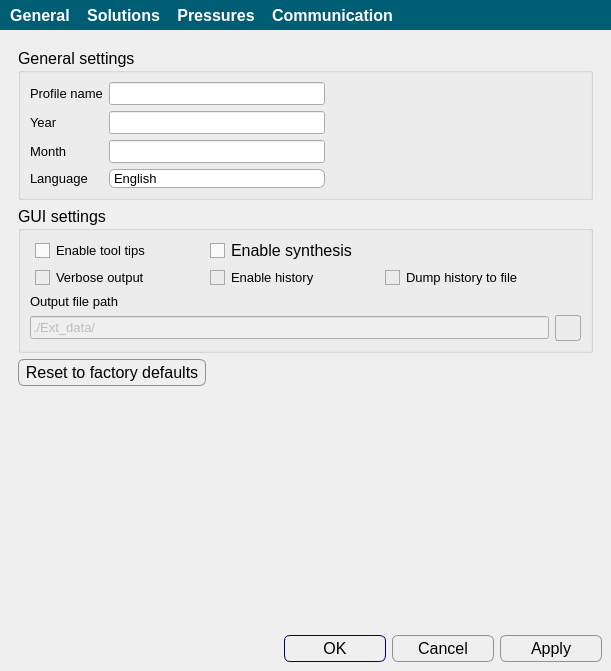
Before: the Qt Designer form apps/Lab-on-a-tip/tools.ui in bellonemauro/Labonatip2.0, drawn with Qt 5.
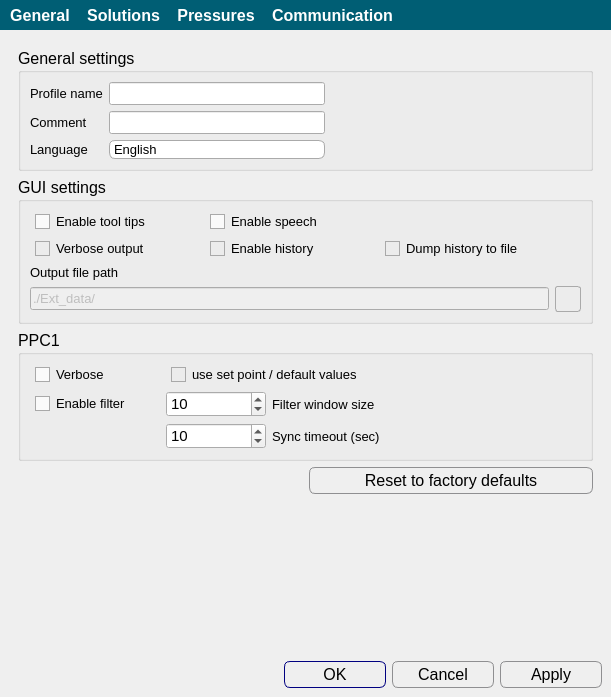
After: the same form once the commit is applied. Icons and pictures are not drawn.

```diff
--- a/apps/Lab-on-a-tip/tools.ui
+++ b/apps/Lab-on-a-tip/tools.ui
@@ -7,7 +7,7 @@
     <x>0</x>
     <y>0</y>
     <width>611</width>
-    <height>671</height>
+    <height>697</height>
    </rect>
   </property>
   <property name="windowTitle">
@@ -156,67 +156,214 @@
         <string notr="true"/>
        </property>
        <layout class="QGridLayout" name="gridLayout_6">
-        <item row="2" column="0">
-         <widget class="QPushButton" name="pushButton_toDefault">
+        <item row="0" column="0" colspan="2">
+         <widget class="QGroupBox" name="groupBox_generalSettings">
+          <property name="minimumSize">
+           <size>
+            <width>0</width>
+            <height>100</height>
+           </size>
+          </property>
           <property name="font">
            <font>
-            <pointsize>-1</pointsize>
+            <pointsize>12</pointsize>
+            <weight>50</weight>
+            <bold>false</bold>
            </font>
           </property>
-          <property name="toolTip">
-           <string>&lt;html&gt;&lt;head/&gt;&lt;body&gt;&lt;p&gt;Reset settings to default values&lt;/p&gt;&lt;/body&gt;&lt;/html&gt;</string>
-          </property>
           <property name="styleSheet">
-           <string notr="true"> QPushButton {
-     border: 1px solid #8f8f91;
-     border-radius: 6px;
-     height: 25px;
-     font-size: 16px;
-     background-color: qlineargradient(x1: 0, y1: 0, x2: 0, y2: 1,
+           <string notr="true"/>
+          </property>
+          <property name="title">
+           <string>General settings</string>
+          </property>
+          <layout class="QGridLayout" name="gridLayout_13">
+           <item row="0" column="0">
+            <widget class="QLabel" name="label_17">
+             <property name="font">
+              <font>
+               <pointsize>10</pointsize>
+              </font>
+             </property>
+             <property name="text">
+              <string>Profile name</string>
+             </property>
+            </widget>
+           </item>
+           <item row="0" column="1">
+            <widget class="QLineEdit" name="lineEdit_userName">
+             <property name="font">
+              <font>
+               <pointsize>10</pointsize>
+              </font>
+             </property>
+             <property name="accessibleName">
+              <string/>
+             </property>
+             <property name="accessibleDescription">
+              <string/>
+             </property>
+             <property name="text">
+              <string notr="true"/>
+             </property>
+            </widget>
+           </item>
+           <item row="2" column="0">
+            <widget class="QLabel" name="label_15">
+             <property name="font">
+              <font>
+               <pointsize>10</pointsize>
+              </font>
+             </property>
+             <property name="text">
+              <string>Language</string>
+             </property>
+            </widget>
+           </item>
+           <item row="0" column="2" colspan="2">
+            <spacer name="horizontalSpacer_5">
+             <property name="orientation">
+              <enum>Qt::Horizontal</enum>
+             </property>
+             <property name="sizeHint" stdset="0">
+              <size>
+               <width>250</width>
+               <height>20</height>
+              </size>
+             </property>
+            </spacer>
+           </item>
+           <item row="1" column="0">
+            <widget class="QLabel" name="label_19">
+             <property name="font">
+              <font>
+               <pointsize>10</pointsize>
+              </font>
+             </property>
+             <property name="text">
+              <string>Comment</string>
+             </property>
+            </widget>
+           </item>
+           <item row="2" column="1">
+            <widget class="QComboBox" name="comboBox_language">
+             <property name="sizePolicy">
+              <sizepolicy hsizetype="Preferred" vsizetype="Preferred">
+               <horstretch>0</horstretch>
+               <verstretch>0</verstretch>
+              </sizepolicy>
+             </property>
+             <property name="font">
+              <font>
+               <pointsize>10</pointsize>
+              </font>
+             </property>
+             <property name="styleSheet">
+              <string notr="true">QComboBox {
+    border: 1px solid gray;
+    border-radius: 6px;
+	border-color: rgb(170, 170, 170);
+    min-width: 6em;
+	background-color: qlineargradient(x1: 0, y1: 0, x2: 0, y2: 1,
                                        stop: 0 #f6f7fa, stop: 1 #dadbde);
+}
 
- }
-
-
- QPushButton:focus:pressed {
-     background-color: qlineargradient(x1: 0, y1: 0, x2: 0, y2: 1,
-                                       stop: 0 #F0F0FF, stop: 1 #f6f7fa);
- }
-
- QPushButton:hover {
-     background-color: qlineargradient(x1: 0, y1: 0, x2: 0, y2: 1,
+QComboBox:hover{
+  background-color: qlineargradient(x1: 0, y1: 0, x2: 0, y2: 1,
                                        stop: 0 #f6f7fa, stop: 1 #F0F0FF);
  }
 
-QPushButton:disabled{ background-color: #CCCCCC; }
+QComboBox::drop-down {
+    subcontrol-origin: padding;
+    subcontrol-position: top right;
+    width: 20px;
+    border-style:solid;
+    border-left-color: darkgray;
+    border-left-style: solid; /* just a single line */
+    border-top-right-radius: 3px; /* same radius as the QComboBox */
+    border-bottom-right-radius: 3px;
+}
 
- QPushButton:flat {
-     border: none; /* no border for a flat push button */
- }
+QComboBox::down-arrow {
+    image: url(:/icons/comboDown.png);
+    width: 15px;
+}
 
- QPushButton:default {
-     border-color: navy; /* make the default button prominent */
- }</string>
-          </property>
-          <property name="text">
-           <string>Reset to factory defaults</string>
-          </property>
+QComboBox::down-arrow:on { /* shift the arrow when popup is open */
+    top: 1px;
+    left: 1px;
+}
+</string>
+             </property>
+             <property name="currentText">
+              <string notr="true">English</string>
+             </property>
+             <property name="currentIndex">
+              <number>1</number>
+             </property>
+             <property name="iconSize">
+              <size>
+               <width>40</width>
+               <height>20</height>
+              </size>
+             </property>
+             <item>
+              <property name="text">
+               <string>Chinese</string>
+              </property>
+              <property name="icon">
+               <iconset resource="resources.qrc">
+                <normaloff>:/icons/chinese.png</normaloff>:/icons/chinese.png</iconset>
+              </property>
+             </item>
+             <item>
+              <property name="text">
+               <string>English</string>
+              </property>
+              <property name="icon">
+               <iconset resource="resources.qrc">
+                <normaloff>:/icons/english.png</normaloff>:/icons/english.png</iconset>
+              </property>
+             </item>
+             <item>
+              <property name="text">
+               <string>Italiano</string>
+              </property>
+              <property name="icon">
+               <iconset resource="resources.qrc">
+                <normaloff>:/icons/italiano.png</normaloff>:/icons/italiano.png</iconset>
+              </property>
+             </item>
+             <item>
+              <property name="text">
+               <string>Svenska</string>
+              </property>
+              <property name="icon">
+               <iconset resource="resources.qrc">
+                <normaloff>:/icons/svenska.png</normaloff>:/icons/svenska.png</iconset>
+              </property>
+             </item>
+            </widget>
+           </item>
+           <item row="1" column="1">
+            <widget class="QLineEdit" name="lineEdit_comment">
+             <property name="font">
+              <font>
+               <pointsize>10</pointsize>
+              </font>
+             </property>
+             <property name="accessibleDescription">
+              <string/>
+             </property>
+             <property name="text">
+              <string notr="true"/>
+             </property>
+            </widget>
+           </item>
+          </layout>
          </widget>
         </item>
-        <item row="3" column="2">
-         <spacer name="verticalSpacer_4">
-          <property name="orientation">
-           <enum>Qt::Vertical</enum>
-          </property>
-          <property name="sizeHint" stdset="0">
-           <size>
-            <width>20</width>
-            <height>40</height>
-           </size>
-          </property>
-         </spacer>
-        </item>
-        <item row="1" column="0" colspan="3">
+        <item row="1" column="0" colspan="2">
          <widget class="QGroupBox" name="groupBox_GUISettings">
           <property name="enabled">
            <bool>true</bool>
@@ -377,16 +524,24 @@
            </item>
            <item row="0" column="1">
             <widget class="QCheckBox" name="checkBox_enableSynthesis">
+             <property name="font">
+              <font>
+               <pointsize>10</pointsize>
+              </font>
+             </property>
              <property name="text">
-              <string>Enable synthesis</string>
+              <string>Enable speech</string>
              </property>
             </widget>
            </item>
           </layout>
          </widget>
         </item>
-        <item row="0" column="0" colspan="3">
-         <widget class="QGroupBox" name="groupBox_generalSettings">
+        <item row="2" column="0" colspan="2">
+         <widget class="QGroupBox" name="groupBox_GUISettings_2">
+          <property name="enabled">
+           <bool>true</bool>
+          </property>
           <property name="minimumSize">
            <size>
             <width>0</width>
@@ -396,229 +551,204 @@
           <property name="font">
            <font>
             <pointsize>12</pointsize>
-            <weight>50</weight>
-            <bold>false</bold>
            </font>
           </property>
-          <property name="styleSheet">
-           <string notr="true"/>
-          </property>
           <property name="title">
-           <string>General settings</string>
+           <string>PPC1</string>
           </property>
-          <layout class="QGridLayout" name="gridLayout_13">
+          <layout class="QGridLayout" name="gridLayout_7">
            <item row="0" column="0">
-            <widget class="QLabel" name="label_17">
+            <widget class="QCheckBox" name="checkBox_enablePPC1verboseOut">
              <property name="font">
               <font>
                <pointsize>10</pointsize>
               </font>
              </property>
              <property name="text">
-              <string>Profile name</string>
+              <string>Verbose</string>
              </property>
             </widget>
            </item>
-           <item row="0" column="2" colspan="2">
-            <spacer name="horizontalSpacer_5">
-             <property name="orientation">
-              <enum>Qt::Horizontal</enum>
-             </property>
-             <property name="sizeHint" stdset="0">
-              <size>
-               <width>250</width>
-               <height>20</height>
-              </size>
-             </property>
-            </spacer>
-           </item>
-           <item row="3" column="1">
-            <widget class="QComboBox" name="comboBox_language">
-             <property name="sizePolicy">
-              <sizepolicy hsizetype="Preferred" vsizetype="Preferred">
-               <horstretch>0</horstretch>
-               <verstretch>0</verstretch>
-              </sizepolicy>
-             </property>
+           <item row="0" column="1" colspan="2">
+            <widget class="QCheckBox" name="checkBox_useSetPoint">
              <property name="font">
               <font>
                <pointsize>10</pointsize>
               </font>
              </property>
-             <property name="styleSheet">
-              <string notr="true">QComboBox {
-    border: 1px solid gray;
-    border-radius: 6px;
-	border-color: rgb(170, 170, 170);
-    min-width: 6em;
-	background-color: qlineargradient(x1: 0, y1: 0, x2: 0, y2: 1,
-                                       stop: 0 #f6f7fa, stop: 1 #dadbde);
-}
-
-QComboBox:hover{
-  background-color: qlineargradient(x1: 0, y1: 0, x2: 0, y2: 1,
-                                       stop: 0 #f6f7fa, stop: 1 #F0F0FF);
- }
-
-QComboBox::drop-down {
-    subcontrol-origin: padding;
-    subcontrol-position: top right;
-    width: 20px;
-    border-style:solid;
-    border-left-color: darkgray;
-    border-left-style: solid; /* just a single line */
-    border-top-right-radius: 3px; /* same radius as the QComboBox */
-    border-bottom-right-radius: 3px;
-}
-
-QComboBox::down-arrow {
-    image: url(:/icons/comboDown.png);
-    width: 15px;
-}
-
-QComboBox::down-arrow:on { /* shift the arrow when popup is open */
-    top: 1px;
-    left: 1px;
-}
-</string>
+             <property name="text">
+              <string>use set point / default values</string>
              </property>
-             <property name="currentText">
-              <string notr="true">English</string>
+             <property name="checked">
+              <bool>true</bool>
              </property>
-             <property name="currentIndex">
-              <number>1</number>
-             </property>
-             <property name="iconSize">
+            </widget>
+           </item>
+           <item row="1" column="0">
+            <widget class="QCheckBox" name="checkBox_enablePPC1filter">
+             <property name="maximumSize">
               <size>
-               <width>40</width>
-               <height>20</height>
+               <width>130</width>
+               <height>16777215</height>
               </size>
              </property>
-             <item>
-              <property name="text">
-               <string>Chinese</string>
-              </property>
-              <property name="icon">
-               <iconset resource="resources.qrc">
-                <normaloff>:/icons/chinese.png</normaloff>:/icons/chinese.png</iconset>
-              </property>
-             </item>
-             <item>
-              <property name="text">
-               <string>English</string>
-              </property>
-              <property name="icon">
-               <iconset resource="resources.qrc">
-                <normaloff>:/icons/english.png</normaloff>:/icons/english.png</iconset>
-              </property>
-             </item>
-             <item>
-              <property name="text">
-               <string>Italiano</string>
-              </property>
-              <property name="icon">
-               <iconset resource="resources.qrc">
-                <normaloff>:/icons/italiano.png</normaloff>:/icons/italiano.png</iconset>
-              </property>
-             </item>
-             <item>
-              <property name="text">
-               <string>Svenska</string>
-              </property>
-              <property name="icon">
-               <iconset resource="resources.qrc">
-                <normaloff>:/icons/svenska.png</normaloff>:/icons/svenska.png</iconset>
-              </property>
-             </item>
-            </widget>
-           </item>
-           <item row="0" column="1">
-            <widget class="QLineEdit" name="lineEdit_userName">
              <property name="font">
               <font>
                <pointsize>10</pointsize>
               </font>
              </property>
-             <property name="accessibleName">
-              <string/>
-             </property>
-             <property name="accessibleDescription">
-              <string/>
-             </property>
              <property name="text">
-              <string notr="true"/>
+              <string>Enable filter</string>
              </property>
             </widget>
            </item>
            <item row="1" column="1">
-            <widget class="QLineEdit" name="lineEdit_year">
+            <widget class="QSpinBox" name="spinBox_PPC1filterSize">
+             <property name="maximumSize">
+              <size>
+               <width>100</width>
+               <height>16777215</height>
+              </size>
+             </property>
+             <property name="font">
+              <font>
+               <pointsize>11</pointsize>
+              </font>
+             </property>
+             <property name="minimum">
+              <number>1</number>
+             </property>
+             <property name="maximum">
+              <number>200</number>
+             </property>
+             <property name="value">
+              <number>10</number>
+             </property>
+            </widget>
+           </item>
+           <item row="1" column="2">
+            <widget class="QLabel" name="label_3">
              <property name="font">
               <font>
                <pointsize>10</pointsize>
               </font>
              </property>
-             <property name="accessibleDescription">
-              <string/>
-             </property>
              <property name="text">
-              <string notr="true"/>
+              <string>Filter window size</string>
              </property>
             </widget>
            </item>
            <item row="2" column="1">
-            <widget class="QLineEdit" name="lineEdit_month">
-             <property name="font">
-              <font>
-               <pointsize>10</pointsize>
-              </font>
+            <widget class="QSpinBox" name="spinBox_PPC1_sync_timeout">
+             <property name="maximumSize">
+              <size>
+               <width>100</width>
+               <height>16777215</height>
+              </size>
              </property>
-             <property name="accessibleDescription">
-              <string/>
-             </property>
-             <property name="text">
-              <string notr="true"/>
-             </property>
-            </widget>
-           </item>
-           <item row="2" column="0">
-            <widget class="QLabel" name="label_19">
              <property name="font">
               <font>
-               <pointsize>10</pointsize>
+               <pointsize>11</pointsize>
               </font>
              </property>
-             <property name="text">
-              <string>Month</string>
+             <property name="minimum">
+              <number>1</number>
              </property>
-            </widget>
-           </item>
-           <item row="1" column="0">
-            <widget class="QLabel" name="label_22">
-             <property name="font">
-              <font>
-               <pointsize>10</pointsize>
-              </font>
+             <property name="maximum">
+              <number>2000</number>
              </property>
-             <property name="text">
-              <string>Year</string>
+             <property name="value">
+              <number>10</number>
              </property>
             </widget>
            </item>
-           <item row="3" column="0">
-            <widget class="QLabel" name="label_15">
+           <item row="2" column="2">
+            <widget class="QLabel" name="label_38">
              <property name="font">
               <font>
                <pointsize>10</pointsize>
               </font>
              </property>
              <property name="text">
-              <string>Language</string>
+              <string>Sync timeout (sec)</string>
              </property>
             </widget>
            </item>
           </layout>
          </widget>
         </item>
+        <item row="4" column="1">
+         <spacer name="verticalSpacer_4">
+          <property name="orientation">
+           <enum>Qt::Vertical</enum>
+          </property>
+          <property name="sizeHint" stdset="0">
+           <size>
+            <width>20</width>
+            <height>10</height>
+           </size>
+          </property>
+         </spacer>
+        </item>
+        <item row="3" column="1">
+         <widget class="QPushButton" name="pushButton_toDefault">
+          <property name="minimumSize">
+           <size>
+            <width>0</width>
+            <height>0</height>
+           </size>
+          </property>
+          <property name="maximumSize">
+           <size>
+            <width>16777215</width>
+            <height>16777215</height>
+           </size>
+          </property>
+          <property name="font">
+           <font>
+            <pointsize>-1</pointsize>
+           </font>
+          </property>
+          <property name="toolTip">
+           <string>&lt;html&gt;&lt;head/&gt;&lt;body&gt;&lt;p&gt;Reset settings to default values&lt;/p&gt;&lt;/body&gt;&lt;/html&gt;</string>
+          </property>
+          <property name="styleSheet">
+           <string notr="true"> QPushButton {
+     border: 1px solid #8f8f91;
+     border-radius: 6px;
+     height: 25px;
+     font-size: 16px;
+     background-color: qlineargradient(x1: 0, y1: 0, x2: 0, y2: 1,
+                                       stop: 0 #f6f7fa, stop: 1 #dadbde);
+
+ }
+
+
+ QPushButton:focus:pressed {
+     background-color: qlineargradient(x1: 0, y1: 0, x2: 0, y2: 1,
+                                       stop: 0 #F0F0FF, stop: 1 #f6f7fa);
+ }
+
+ QPushButton:hover {
+     background-color: qlineargradient(x1: 0, y1: 0, x2: 0, y2: 1,
+                                       stop: 0 #f6f7fa, stop: 1 #F0F0FF);
+ }
+
+QPushButton:disabled{ background-color: #CCCCCC; }
+
+ QPushButton:flat {
+     border: none; /* no border for a flat push button */
+ }
+
+ QPushButton:default {
+     border-color: navy; /* make the default button prominent */
+ }</string>
+          </property>
+          <property name="text">
+           <string>Reset to factory defaults</string>
+          </property>
+         </widget>
+        </item>
        </layout>
       </widget>
       <widget class="QWidget" name="page_2">
@@ -1814,7 +1944,7 @@
       </widget>
       <widget class="QWidget" name="page">
        <layout class="QGridLayout" name="gridLayout_5">
-        <item row="4" column="2">
+        <item row="3" column="1">
          <spacer name="verticalSpacer_5">
           <property name="orientation">
            <enum>Qt::Vertical</enum>
@@ -1827,7 +1957,7 @@
           </property>
          </spacer>
         </item>
-        <item row="0" column="0" colspan="3">
+        <item row="0" column="0" colspan="2">
          <widget class="QGroupBox" name="groupBox_generalSettings_2">
           <property name="minimumSize">
            <size>
@@ -2659,7 +2789,7 @@
           </layout>
          </widget>
         </item>
-        <item row="1" column="0" rowspan="2" colspan="3">
+        <item row="1" column="0" rowspan="2" colspan="2">
          <widget class="QGroupBox" name="groupBox">
           <property name="minimumSize">
            <size>
@@ -2831,121 +2961,13 @@
           <zorder>label_23</zorder>
          </widget>
         </item>
-        <item row="3" column="0" colspan="3">
-         <widget class="QGroupBox" name="groupBox_GUISettings_2">
-          <property name="enabled">
-           <bool>true</bool>
-          </property>
-          <property name="minimumSize">
-           <size>
-            <width>0</width>
-            <height>100</height>
-           </size>
-          </property>
-          <property name="font">
-           <font>
-            <pointsize>12</pointsize>
-           </font>
-          </property>
-          <property name="title">
-           <string>PPC1</string>
-          </property>
-          <layout class="QGridLayout" name="gridLayout_7">
-           <item row="0" column="0">
-            <widget class="QCheckBox" name="checkBox_enablePPC1verboseOut">
-             <property name="font">
-              <font>
-               <pointsize>10</pointsize>
-              </font>
-             </property>
-             <property name="text">
-              <string>Verbose</string>
-             </property>
-            </widget>
-           </item>
-           <item row="1" column="0">
-            <widget class="QCheckBox" name="checkBox_enablePPC1filter">
-             <property name="maximumSize">
-              <size>
-               <width>130</width>
-               <height>16777215</height>
-              </size>
-             </property>
-             <property name="font">
-              <font>
-               <pointsize>10</pointsize>
-              </font>
-             </property>
-             <property name="text">
-              <string>Enable filter</string>
-             </property>
-            </widget>
-           </item>
-           <item row="1" column="2">
-            <widget class="QLabel" name="label_3">
-             <property name="font">
-              <font>
-               <pointsize>10</pointsize>
-              </font>
-             </property>
-             <property name="text">
-              <string>Filter window size</string>
-             </property>
-            </widget>
-           </item>
-           <item row="1" column="1">
-            <widget class="QSpinBox" name="spinBox_PPC1filterSize">
-             <property name="maximumSize">
-              <size>
-               <width>100</width>
-               <height>16777215</height>
-              </size>
-             </property>
-             <property name="font">
-              <font>
-               <pointsize>11</pointsize>
-              </font>
-             </property>
-             <property name="minimum">
-              <number>1</number>
-             </property>
-             <property name="maximum">
-              <number>200</number>
-             </property>
-             <property name="value">
-              <number>10</number>
-             </property>
-            </widget>
-           </item>
-           <item row="0" column="1" colspan="2">
-            <widget class="QCheckBox" name="checkBox_useSetPoint">
-             <property name="font">
-              <font>
-               <pointsize>10</pointsize>
-              </font>
-             </property>
-             <property name="text">
-              <string>use set point / default values</string>
-             </property>
-             <property name="checked">
-              <bool>true</bool>
-             </property>
-            </widget>
-           </item>
-          </layout>
-         </widget>
-        </item>
        </layout>
        <zorder>groupBox</zorder>
        <zorder>groupBox_generalSettings_2</zorder>
-       <zorder>groupBox_GUISettings_2</zorder>
       </widget>
       <widget class="QWidget" name="page_3">
-       <layout class="QGridLayout" name="gridLayout_9">
-        <property name="topMargin">
-         <number>0</number>
-        </property>
-        <item row="0" column="0">
+       <layout class="QVBoxLayout" name="verticalLayout">
+        <item>
          <widget class="QGroupBox" name="groupBox_comSettings">
           <property name="sizePolicy">
            <sizepolicy hsizetype="Expanding" vsizetype="Expanding">
@@ -3718,7 +3740,7 @@
           </layout>
          </widget>
         </item>
-        <item row="1" column="0">
+        <item>
          <spacer name="verticalSpacer_3">
           <property name="orientation">
            <enum>Qt::Vertical</enum>
```
Left out of the diff: 8 changed lines with no effect on the pictures.
